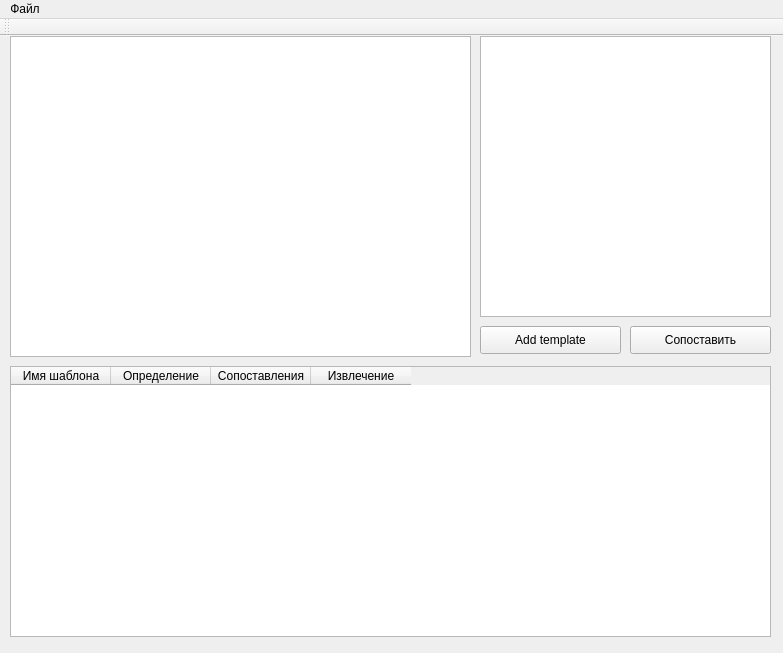
The window that mainwindow.ui (Rayleg/lsplWin) describes before a commit, drawn with Qt 5.
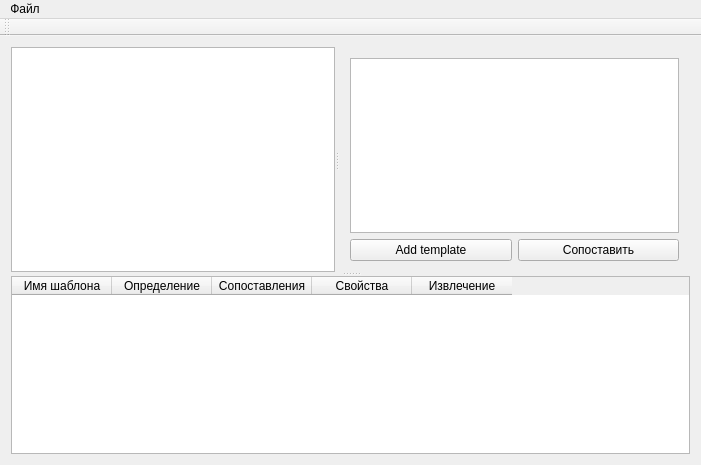
The same window after the commit.

Patch:
```diff
--- a/mainwindow.ui
+++ b/mainwindow.ui
@@ -6,23 +6,25 @@
    <rect>
     <x>0</x>
     <y>0</y>
-    <width>783</width>
-    <height>653</height>
+    <width>701</width>
+    <height>465</height>
    </rect>
   </property>
   <property name="windowTitle">
    <string>MainWindow</string>
   </property>
   <widget class="QWidget" name="centralWidget">
+   <layout class="QGridLayout" name="gridLayout">
+    <item row="0" column="0">
+     <widget class="QSplitter" name="splitter_2">
+      <property name="orientation">
+       <enum>Qt::Vertical</enum>
+      </property>
+      <widget class="QSplitter" name="splitter">
+       <property name="orientation">
+        <enum>Qt::Horizontal</enum>
+       </property>
    <widget class="QTextEdit" name="textEdit">
-    <property name="geometry">
-     <rect>
-      <x>10</x>
-      <y>0</y>
-      <width>461</width>
-      <height>321</height>
-     </rect>
-    </property>
     <property name="html">
      <string>&lt;!DOCTYPE HTML PUBLIC &quot;-//W3C//DTD HTML 4.0//EN&quot; &quot;http://www.w3.org/TR/REC-html40/strict.dtd&quot;&gt;
 &lt;html&gt;&lt;head&gt;&lt;meta name=&quot;qrichtext&quot; content=&quot;1&quot; /&gt;&lt;style type=&quot;text/css&quot;&gt;
@@ -31,51 +33,29 @@
 &lt;p style=&quot;-qt-paragraph-type:empty; margin-top:0px; margin-bottom:0px; margin-left:0px; margin-right:0px; -qt-block-indent:0; text-indent:0px; font-family:'MS Shell Dlg 2'; font-size:8pt;&quot;&gt;&lt;br /&gt;&lt;/p&gt;&lt;/body&gt;&lt;/html&gt;</string>
     </property>
    </widget>
+       <widget class="QWidget" name="">
+        <layout class="QGridLayout" name="gridLayout_3">
+         <item row="1" column="0">
    <widget class="QPushButton" name="pbAddTemplate">
-    <property name="geometry">
-     <rect>
-      <x>480</x>
-      <y>290</y>
-      <width>141</width>
-      <height>28</height>
-     </rect>
-    </property>
     <property name="text">
      <string>Add template</string>
     </property>
    </widget>
+         </item>
+         <item row="1" column="1">
    <widget class="QPushButton" name="pbApplyTemplate">
-    <property name="geometry">
-     <rect>
-      <x>630</x>
-      <y>290</y>
-      <width>141</width>
-      <height>28</height>
-     </rect>
-    </property>
     <property name="text">
      <string>Сопоставить</string>
     </property>
    </widget>
-   <widget class="QListWidget" name="listTemplate">
-    <property name="geometry">
-     <rect>
-      <x>480</x>
-      <y>0</y>
-      <width>291</width>
-      <height>281</height>
-     </rect>
-    </property>
+         </item>
+         <item row="0" column="0" colspan="2">
+          <widget class="QListWidget" name="listTemplate"/>
+         </item>
+        </layout>
+       </widget>
    </widget>
    <widget class="QTableWidget" name="tableMatch">
-    <property name="geometry">
-     <rect>
-      <x>10</x>
-      <y>330</y>
-      <width>761</width>
-      <height>271</height>
-     </rect>
-    </property>
     <property name="sizePolicy">
      <sizepolicy hsizetype="Expanding" vsizetype="Expanding">
       <horstretch>0</horstretch>
@@ -84,7 +64,7 @@
     </property>
     <property name="maximumSize">
      <size>
-      <width>761</width>
+         <width>16777215</width>
       <height>16777215</height>
      </size>
     </property>
@@ -106,6 +86,11 @@
       <string>Сопоставления</string>
      </property>
     </column>
+       <column>
+        <property name="text">
+         <string>Свойства</string>
+        </property>
+       </column>
     <column>
      <property name="text">
       <string>Извлечение</string>
@@ -113,12 +98,15 @@
     </column>
    </widget>
   </widget>
+    </item>
+   </layout>
+  </widget>
   <widget class="QMenuBar" name="menuBar">
    <property name="geometry">
     <rect>
      <x>0</x>
      <y>0</y>
-     <width>783</width>
+     <width>701</width>
      <height>24</height>
     </rect>
    </property>
```
Lines whose indentation alone changed are shown as unchanged.
